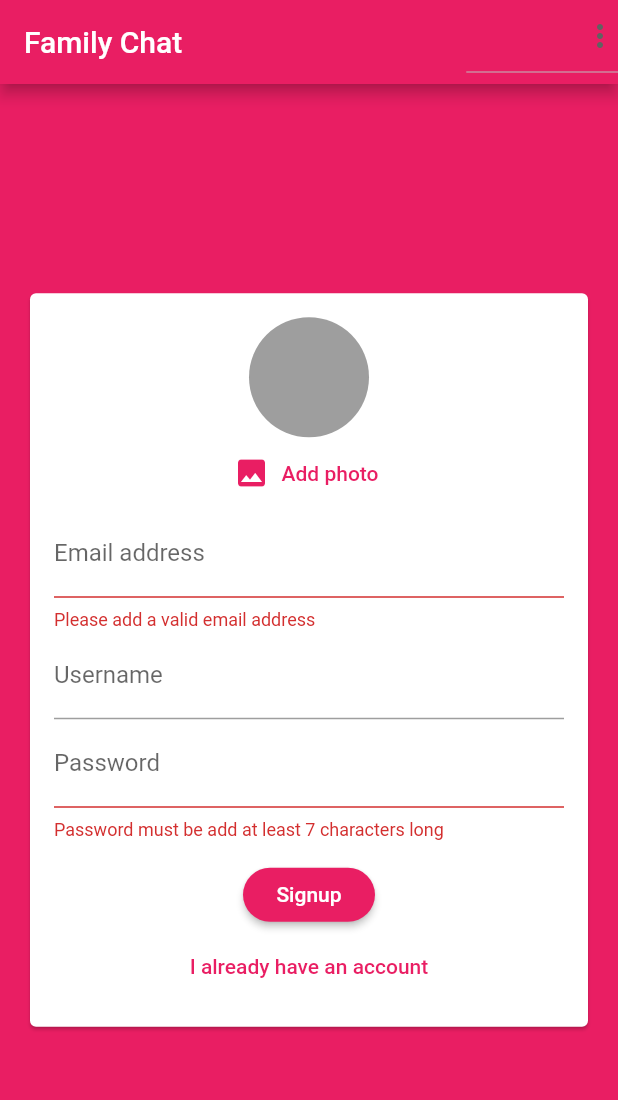
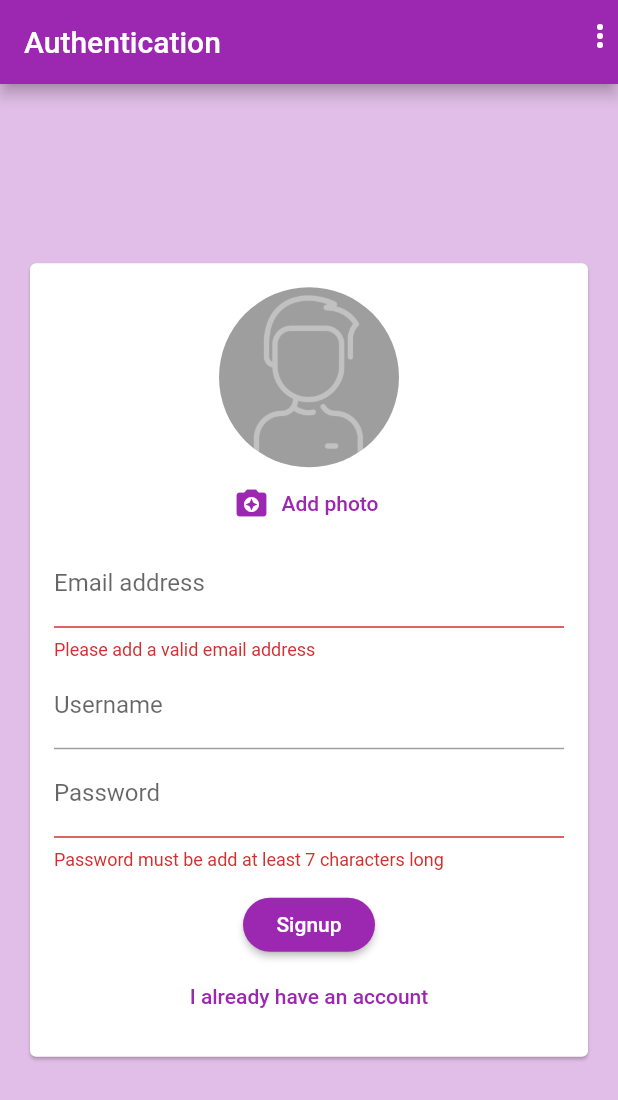
Before and after one commit to lapitski/chat, a Flutter app: the screen it shows after launch, after a tap on "Login", after a tap on "Create new account", after a tap on "Add photo", on a phone screen of 412 x 824 dp. Shown: the top 1100 px of the screen. Run offline on Flutter 3.47's test engine with Material 2 defaults, Android fonts, the phone set to English and light mode, and no system bars; our stand-ins replace cloud_firestore, firebase_auth, firebase_messaging, firebase_storage, image_picker; accounts and stored records are empty.

Commit message:
chat package update

```diff
--- a/lib/main.dart
+++ b/lib/main.dart
@@ -8,19 +8,19 @@ void main() {
 }
 
 class MyApp extends StatelessWidget {
-  // This widget is the root of your application.
   @override
   Widget build(BuildContext context) {
     return MaterialApp(
+      debugShowCheckedModeBanner: false,
       title: 'Flutter Demo',
       theme: ThemeData(
-        primarySwatch: Colors.pink,
+        primarySwatch: Colors.purple,
         visualDensity: VisualDensity.adaptivePlatformDensity,
-        backgroundColor: Colors.pink,
+        backgroundColor: Colors.purple[100],
         accentColor: Colors.deepPurple,
         accentColorBrightness: Brightness.dark,
         buttonTheme: ButtonTheme.of(context).copyWith(
-            buttonColor: Colors.pink,
+            buttonColor: Colors.purple,
             textTheme: ButtonTextTheme.primary,
             shape: RoundedRectangleBorder(
                 borderRadius: BorderRadius.circular(
@@ -28,7 +28,7 @@ class MyApp extends StatelessWidget {
             ))),
       ),
       home: StreamBuilder(
-        stream: FirebaseAuth.instance.onAuthStateChanged,
+        stream: FirebaseAuth.instance.authStateChanges(),
         builder: (ctx, userSnapShot) {
           if (userSnapShot.hasData) {
             return ChatScreen();
--- a/lib/screens/auth_screen.dart
+++ b/lib/screens/auth_screen.dart
@@ -78,10 +78,14 @@ class _AuthScreenState extends State<AuthScreen> {
   Widget build(BuildContext context) {
     return Scaffold(
       appBar: AppBar(
-        title: Text('Family Chat'),
+        title: Text('Authentication'),
         actions: [
           DropdownButton(
-            icon: Icon(Icons.more_vert),
+            icon: Icon(
+              Icons.more_vert,
+              color: Colors.white,
+            ),
+            underline: Container(),
             items: [
               DropdownMenuItem(
                 child: Container(
@@ -106,7 +110,7 @@ class _AuthScreenState extends State<AuthScreen> {
           )
         ],
       ),
-      backgroundColor: Theme.of(context).primaryColor,
+      backgroundColor: Theme.of(context).backgroundColor,
       body: AuthForm(_submitAuthForm, _isLoading),
     );
   }
--- a/lib/screens/chat_screen.dart
+++ b/lib/screens/chat_screen.dart
@@ -40,7 +40,8 @@ class _ChatScreenState extends State<ChatScreen> {
         title: Text('Family Chat'),
         actions: [
           DropdownButton(
-            icon: Icon(Icons.more_vert),
+            underline: Container(),
+            icon: Icon(Icons.more_vert, color: Colors.white),
             items: [
               DropdownMenuItem(
                 child: Container(
--- a/lib/widgets/chat/messages.dart
+++ b/lib/widgets/chat/messages.dart
@@ -7,7 +7,7 @@ class Messages extends StatelessWidget {
   @override
   Widget build(BuildContext context) {
     return FutureBuilder(
-        future: FirebaseAuth.instance.currentUser(),
+        future: FirebaseAuth.instance.currentUser,
         builder: (ctx, futureSnapshot) {
           if (futureSnapshot.connectionState == ConnectionState.waiting) {
             return Center(
--- a/lib/widgets/pickers/user_image_picker.dart
+++ b/lib/widgets/pickers/user_image_picker.dart
@@ -15,7 +15,7 @@ class _UserImagePickerState extends State<UserImagePicker> {
   File _pickedImage;
   void _pickImage() async {
     final pickedImageFile = await picker.getImage(
-      source: ImageSource.camera,
+      source: ImageSource.gallery,
       imageQuality: 50,
       maxWidth: 150,
     );
@@ -30,15 +30,16 @@ class _UserImagePickerState extends State<UserImagePicker> {
     return Column(
       children: [
         CircleAvatar(
-          radius: 40,
+          radius: 60,
           backgroundColor: Colors.grey,
-          backgroundImage:
-              _pickedImage != null ? FileImage(_pickedImage) : null,
+          backgroundImage: _pickedImage != null
+              ? FileImage(_pickedImage)
+              : AssetImage('assets/profile.png'),
         ),
         FlatButton.icon(
           textColor: Theme.of(context).primaryColor,
           onPressed: _pickImage,
-          icon: Icon(Icons.image),
+          icon: Icon(Icons.camera_enhance),
           label: Text('Add photo'),
         ),
       ],
```
Also changed, not shown: lib/widgets/chat/new_message.dart (+8 -4 lines), pubspec.yaml (+18 -9 lines), assets/profile.png (added), pubspec.lock.
